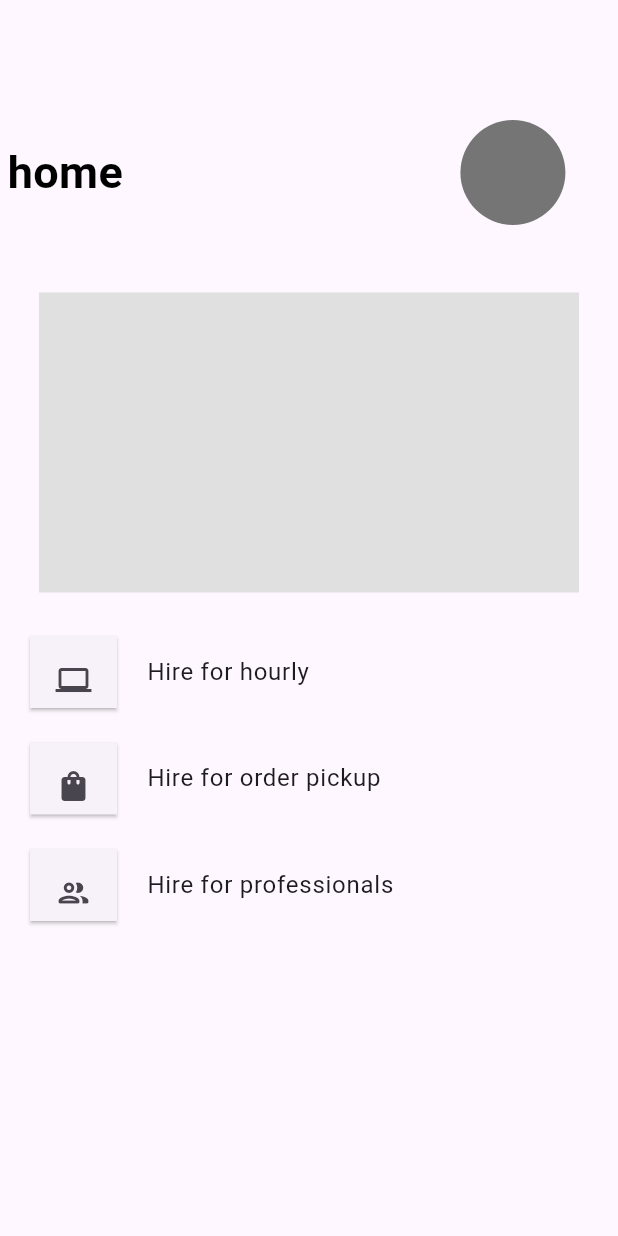
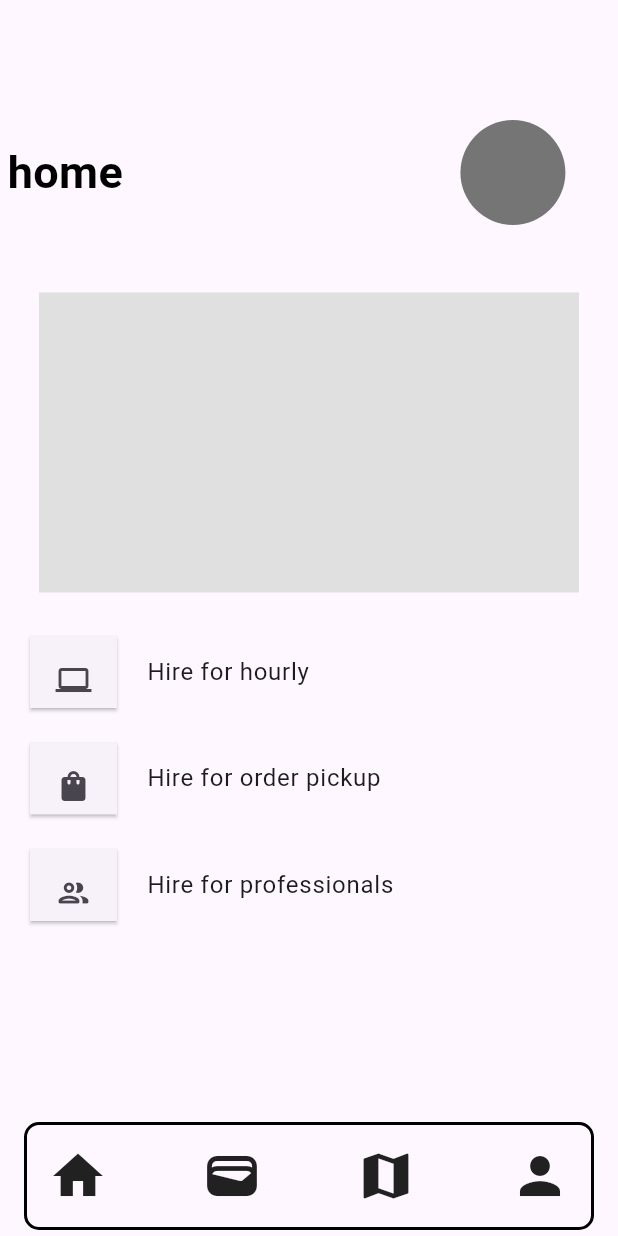
Before and after one commit to VRanwa/ConnectMate, a Flutter app: the home_screen screen opened directly, on a phone screen of 412 x 824 dp. Run offline on Flutter 3.47's test engine with Material 3 defaults, Android fonts, the phone set to English and light mode, and no system bars.

Commit message:
reformed after home screen

```diff
--- a/lib/src/screen/home/home_screen.dart
+++ b/lib/src/screen/home/home_screen.dart
@@ -1,4 +1,7 @@
-import 'package:connect_mate/src/screen/profile/profile_screen.dart';
+import 'package:connect_mate/src/screen/account/account_screen.dart';
+import 'package:connect_mate/src/screen/hire/hire_screen.dart';
+import 'package:connect_mate/src/screen/pickupdrop/pickupdrop_screen.dart';
+import 'package:connect_mate/src/screen/profession/profession_screen.dart';
 import 'package:flutter/material.dart';
 
 class home_screen extends StatefulWidget {
@@ -30,7 +33,7 @@ class _home_screenState extends State<home_screen> {
                   SizedBox(width: 225),
                   InkWell(
                     onTap: (){
-                      Navigator.push(context, MaterialPageRoute(builder: (context)=>profile_screen()));
+                      Navigator.push(context, MaterialPageRoute(builder: (context)=>account_screen()));
                     },
                     child: Container(
                       height: 70,
@@ -52,8 +55,13 @@ class _home_screenState extends State<home_screen> {
                 color: Colors.grey.shade300,
               ),
             ),
+
             SizedBox(height: 25),
-            ListTile(
+            InkWell(
+              onTap: () {
+                Navigator.push(context, MaterialPageRoute(builder: (context)=>hire_screen()));
+              },
+              child: ListTile(
                 leading: Card(
                     shape: RoundedRectangleBorder(borderRadius: BorderRadius.all(Radius.zero)),
                     child: Padding(
@@ -62,10 +70,15 @@ class _home_screenState extends State<home_screen> {
                     )),
                 title: Text("Hire for hourly"),
               ),
+            ),
             SizedBox(height:15),
 
 
-            ListTile(
+            InkWell(
+              onTap: () {
+                Navigator.push(context, MaterialPageRoute(builder: (context)=>pickupdrop_screen()));
+              },
+              child: ListTile(
                 leading: Card(
                   shape: RoundedRectangleBorder(borderRadius: BorderRadius.all(Radius.zero)),
                   child: Padding(
@@ -75,9 +88,14 @@ class _home_screenState extends State<home_screen> {
                 ),
                 title: Text('Hire for order pickup'),
               ),
+            ),
             SizedBox(height:15),
 
-            ListTile(
+            InkWell(
+              onTap: () {
+                Navigator.push(context, MaterialPageRoute(builder: (context)=>profession_screen()));
+              },
+              child: ListTile(
                 leading: Card(
                   shape: RoundedRectangleBorder(borderRadius: BorderRadius.all(Radius.zero)),
                   child: Padding(
@@ -87,8 +105,33 @@ class _home_screenState extends State<home_screen> {
                 ),
                 title: Text('Hire for professionals'),
               ),
+            ),
+
+            SizedBox(height: 130),
+
+            Container(
+              width: 380,
+              padding: EdgeInsets.all(14.0),
+              decoration: BoxDecoration(
+                border: Border.all(
+                  color: Colors.black,
+                  width: 2.0,
+                ),
+                borderRadius: BorderRadius.circular(10.0),
+              ),
+              child: Row(
+                mainAxisAlignment: MainAxisAlignment.spaceBetween,
+                children: <Widget>[
+                  Icon(Icons.home,size: 40,),
+                  Icon(Icons.wallet,size: 40,),
+                  Icon(Icons.map,size: 40,),
+                  Icon(Icons.person,size: 40,),
+                ],
+              ),
+            ),
 
           ],
+
         ),
       ),
     );
```
Also changed, not shown: lib/main.dart (+48 -7 lines), lib/src/screen/account/account_screen.dart (renamed from lib/src/screen/profile/profile_screen.dart, +15 -13 lines), lib/src/screen/hire/hire_screen.dart (added, +15 -0 lines), lib/src/screen/pickupdrop/pickupdrop_screen.dart (added, +15 -0 lines), lib/src/widgets/bottombar/custombottom_screen.dart (added, +28 -0 lines). Lines whose indentation alone changed are shown as unchanged.
